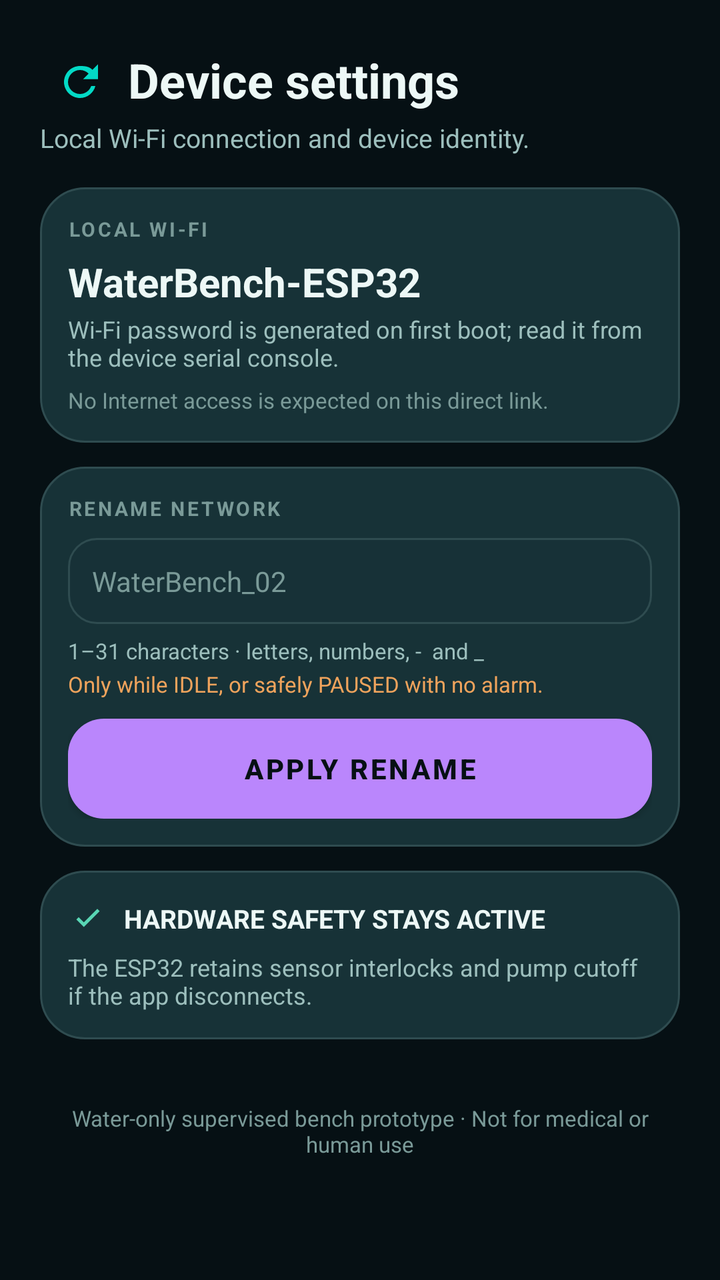
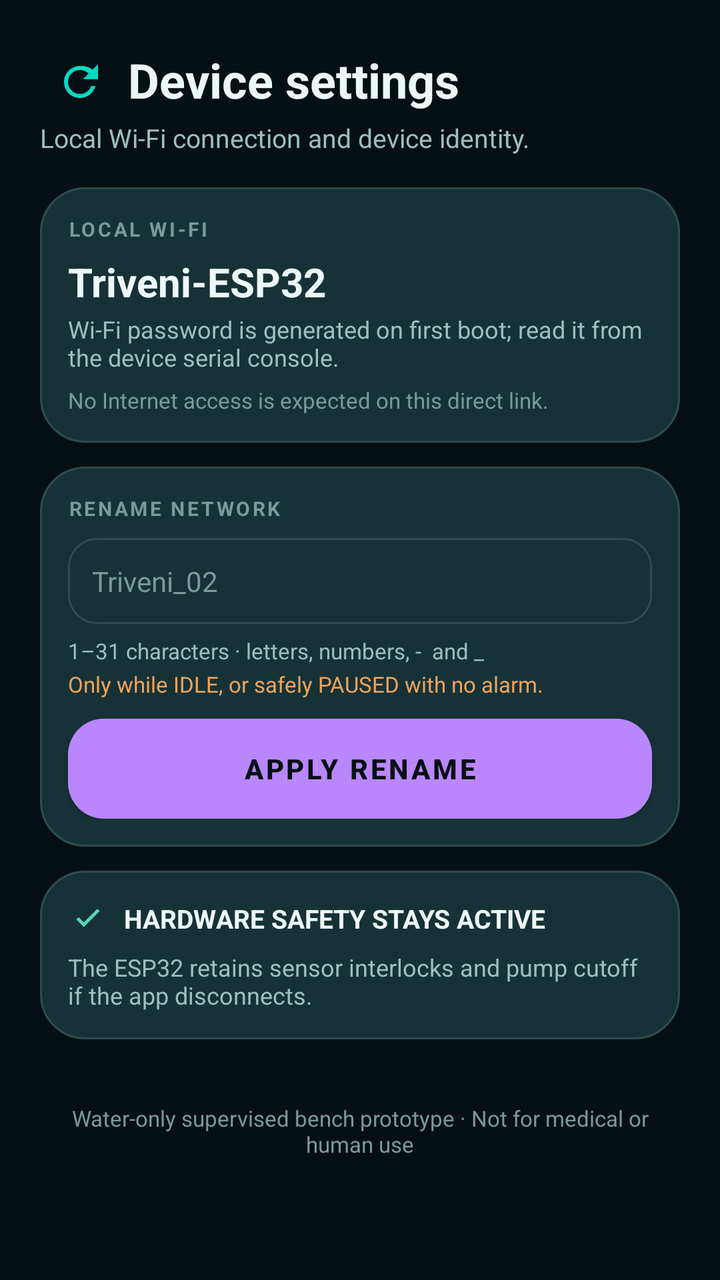

Screens rendered from an Android XML layout before and after an edit, with the pre-edit source and the edit as a unified diff.
<!-- AndroidManifest.xml: application theme Theme.WaterBench -->
<!-- res/layout/screen_device_settings.xml -->
<?xml version="1.0" encoding="utf-8"?>
<LinearLayout xmlns:android="http://schemas.android.com/apk/res/android"
    android:layout_width="match_parent"
    android:layout_height="wrap_content"
    android:orientation="vertical"
    android:padding="20dp">

    <LinearLayout android:layout_width="match_parent" android:layout_height="wrap_content"
        android:orientation="horizontal" android:gravity="center_vertical">

        <ImageButton android:id="@+id/btnBackDeviceSettings"
            android:layout_width="40dp" android:layout_height="40dp"
            android:background="?attr/selectableItemBackgroundBorderless"
            android:src="@drawable/ic_history"
            android:contentDescription="Back" />

        <TextView android:layout_width="0dp" android:layout_weight="1" android:layout_height="wrap_content"
            android:text="Device settings" android:textColor="?attr/wbTextPrimary"
            android:textSize="24sp" android:textStyle="bold" android:layout_marginStart="4dp" />
    </LinearLayout>

    <TextView android:layout_width="wrap_content" android:layout_height="wrap_content"
        android:text="@string/tagline_device_settings" android:textColor="?attr/wbTextSecondary"
        android:textSize="13sp" android:layout_marginBottom="16dp" />

    
    <LinearLayout android:layout_width="match_parent" android:layout_height="wrap_content"
        android:orientation="vertical" android:background="@drawable/card_bg"
        android:padding="14dp" android:layout_marginBottom="12dp">

        <TextView android:layout_width="wrap_content" android:layout_height="wrap_content"
            android:text="LOCAL WI-FI" android:textColor="?attr/wbTextMuted"
            android:textSize="10sp" android:letterSpacing="0.12" android:textStyle="bold" />

        <TextView android:id="@+id/tvDeviceWifiName"
            android:layout_width="wrap_content" android:layout_height="wrap_content"
            android:layout_marginTop="6dp" android:text="WaterBench-ESP32"
            android:textColor="?attr/wbTextPrimary" android:textSize="20sp" android:textStyle="bold" />

        <TextView android:layout_width="wrap_content" android:layout_height="wrap_content"
            android:layout_marginTop="2dp" android:text="Wi-Fi password is generated on first boot; read it from the device serial console."
            android:textColor="?attr/wbTextSecondary" android:textSize="12sp" />

        <TextView android:layout_width="wrap_content" android:layout_height="wrap_content"
            android:layout_marginTop="6dp" android:text="No Internet access is expected on this direct link."
            android:textColor="?attr/wbTextMuted" android:textSize="11sp" />
    </LinearLayout>

    
    <LinearLayout android:layout_width="match_parent" android:layout_height="wrap_content"
        android:orientation="vertical" android:background="@drawable/card_bg"
        android:padding="14dp" android:layout_marginBottom="12dp">

        <TextView android:layout_width="wrap_content" android:layout_height="wrap_content"
            android:text="RENAME NETWORK" android:textColor="?attr/wbTextMuted"
            android:textSize="10sp" android:letterSpacing="0.12" android:textStyle="bold" />

        <EditText android:id="@+id/etWifiName"
            android:layout_width="match_parent" android:layout_height="wrap_content"
            android:layout_marginTop="8dp" android:background="@drawable/input_bg"
            android:padding="12dp" android:hint="WaterBench_02" android:textColorHint="?attr/wbTextMuted"
            android:textColor="?attr/wbTextPrimary" android:textSize="14sp"
            android:inputType="text" android:maxLength="31" />

        <TextView android:layout_width="wrap_content" android:layout_height="wrap_content"
            android:layout_marginTop="6dp"
            android:text="1–31 characters · letters, numbers, -  and _"
            android:textColor="?attr/wbTextSecondary" android:textSize="11sp" />

        <TextView android:layout_width="wrap_content" android:layout_height="wrap_content"
            android:layout_marginTop="2dp"
            android:text="Only while IDLE, or safely PAUSED with no alarm."
            android:textColor="?attr/wbWarn" android:textSize="11sp" />

        <Button android:id="@+id/btnApplyRename"
            android:layout_width="match_parent" android:layout_height="50dp"
            android:layout_marginTop="10dp" android:background="@drawable/btn_normal"
            android:text="APPLY RENAME" android:textColor="?attr/wbBg" android:textStyle="bold" />
    </LinearLayout>

    
    <LinearLayout android:layout_width="match_parent" android:layout_height="wrap_content"
        android:orientation="vertical" android:background="@drawable/card_bg"
        android:padding="14dp" android:layout_marginBottom="12dp">

        <LinearLayout android:layout_width="match_parent" android:layout_height="wrap_content"
            android:orientation="horizontal" android:gravity="center_vertical">

            <ImageView android:layout_width="20dp" android:layout_height="20dp"
                android:src="@drawable/ic_check" android:contentDescription="check" />

            <TextView android:layout_width="0dp" android:layout_weight="1" android:layout_height="wrap_content"
                android:layout_marginStart="8dp" android:text="HARDWARE SAFETY STAYS ACTIVE"
                android:textColor="?attr/wbTextPrimary" android:textSize="13sp" android:textStyle="bold" />
        </LinearLayout>

        <TextView android:layout_width="wrap_content" android:layout_height="wrap_content"
            android:layout_marginTop="6dp"
            android:text="The ESP32 retains sensor interlocks and pump cutoff if the app disconnects."
            android:textColor="?attr/wbTextSecondary" android:textSize="12sp" />
    </LinearLayout>

    
    <LinearLayout android:id="@+id/cardRenameStatus"
        android:layout_width="match_parent" android:layout_height="wrap_content"
        android:orientation="vertical" android:background="@drawable/card_bg"
        android:padding="14dp" android:visibility="gone" android:layout_marginBottom="20dp">

        <TextView android:id="@+id/tvRenameStatus"
            android:layout_width="wrap_content" android:layout_height="wrap_content"
            android:text="The ESP32 is restarting its Wi-Fi. Join the new network name in your phone's Wi-Fi settings, then return here and check the connection."
            android:textColor="?attr/wbTextSecondary" android:textSize="12sp" />
    </LinearLayout>

    <TextView android:layout_width="match_parent" android:layout_height="wrap_content"
        android:layout_marginTop="20dp" android:gravity="center"
        android:text="Water-only supervised bench prototype · Not for medical or human use"
        android:textColor="?attr/wbTextMuted" android:textSize="11sp" />
</LinearLayout>
<!-- resources referenced by this layout -->
<resources>
  <!-- drawable btn_normal (drawable) -->
  <?xml version="1.0" encoding="utf-8"?>
  <ripple xmlns:android="http://schemas.android.com/apk/res/android"
      android:color="#33FFFFFF">
      <item>
          <shape android:shape="rectangle">
              <solid android:color="?attr/wbAccent" />
              <corners android:radius="18dp" />
          </shape>
      </item>
  </ripple>
  <!-- drawable card_bg (drawable) -->
  <?xml version="1.0" encoding="utf-8"?>
  <shape xmlns:android="http://schemas.android.com/apk/res/android"
      android:shape="rectangle">
      <solid android:color="?attr/wbSurface" />
      <corners android:radius="22dp" />
      <stroke android:width="1dp" android:color="?attr/wbSurfaceStroke" />
  </shape>
  <!-- drawable ic_check (drawable) -->
  <?xml version="1.0" encoding="utf-8"?>
  <vector xmlns:android="http://schemas.android.com/apk/res/android"
      android:width="20dp" android:height="20dp"
      android:viewportWidth="24" android:viewportHeight="24">
      <path android:fillColor="#59D6B4"
          android:pathData="M9.5,17 L5,12.5 L6.4,11.1 L9.5,14.2 L17.6,6.1 L19,7.5 Z" />
  </vector>
  <!-- drawable ic_history (drawable) -->
  <?xml version="1.0" encoding="utf-8"?>
  <vector xmlns:android="http://schemas.android.com/apk/res/android"
      android:width="24dp" android:height="24dp"
      android:viewportWidth="24" android:viewportHeight="24"
      android:tint="?attr/colorAccent">
      
      <path android:fillColor="#59D6B4"
          android:pathData="M12,5 C7.6,5 4,8.6 4,13 C4,17.4 7.6,21 12,21 C15.7,21 18.8,18.4 19.7,15 L17.6,15 C16.8,17.3 14.6,19 12,19 C8.7,19 6,16.3 6,13 C6,9.7 8.7,7 12,7 C13.7,7 15.2,7.7 16.3,8.8 L13.5,11.6 L21,11.6 L21,4.1 L18.2,6.9 C16.6,5.2 14.4,5 12,5 Z" />
  </vector>
  <!-- drawable input_bg (drawable) -->
  <?xml version="1.0" encoding="utf-8"?>
  <shape xmlns:android="http://schemas.android.com/apk/res/android"
      android:shape="rectangle">
      <solid android:color="?attr/wbInputBg" />
      <corners android:radius="14dp" />
      <stroke android:width="1dp" android:color="?attr/wbSurfaceStroke" />
  </shape>
  <string name="tagline_device_settings">Local Wi-Fi connection and device identity.</string>
  <style name="Theme.WaterBench" parent="Theme.MaterialComponents.NoActionBar">
          <item name="wbBg">#061014</item>
          <item name="wbSurface">#173237</item>
          <item name="wbSurfaceStroke">#2F4C50</item>
          <item name="wbInputBg">#141E2E33</item>
          <item name="wbChipBg">#17393C</item>
          <item name="wbNavBg">#E60B1B1E</item>
          <item name="wbNavItemBg">#26464A</item>
          <item name="wbProgressTrack">#1D3338</item>
          <item name="wbAccent">#6BE0C7</item>
          <item name="wbAccentDim">#4FB8A1</item>
          <item name="wbOnAccent">#061014</item>
          <item name="wbTextPrimary">#EDF8F6</item>
          <item name="wbTextSecondary">#9DBFBD</item>
          <item name="wbTextMuted">#7A9A98</item>
          <item name="wbDanger">#E5484D</item>
          <item name="wbDangerDim">#4A1414</item>
          <item name="wbDangerStroke">#7A1F1F</item>
          <item name="wbWarn">#EFA35C</item>
          <item name="wbWarnDim">#3E2A12</item>
          <item name="wbWarnStroke">#6B4A1E</item>
  
          <item name="android:windowBackground">#061014</item>
          <item name="android:colorPrimary">#6BE0C7</item>
          <item name="android:colorAccent">#6BE0C7</item>
          <item name="android:statusBarColor">#061014</item>
          <item name="android:navigationBarColor">#061014</item>
          <item name="colorSurface">#173237</item>
          <item name="colorOnSurface">#EDF8F6</item>
          <item name="android:windowLightStatusBar" tools:targetApi="m">false</item>
      </style>
</resources>

<!-- the commit's change to res/layout/screen_device_settings.xml (unified diff, before → after) -->
@@ -34,7 +34,7 @@
 
         <TextView android:id="@+id/tvDeviceWifiName"
             android:layout_width="wrap_content" android:layout_height="wrap_content"
-            android:layout_marginTop="6dp" android:text="WaterBench-ESP32"
+            android:layout_marginTop="6dp" android:text="Triveni-ESP32"
             android:textColor="?attr/wbTextPrimary" android:textSize="20sp" android:textStyle="bold" />
 
         <TextView android:layout_width="wrap_content" android:layout_height="wrap_content"
@@ -58,7 +58,7 @@
         <EditText android:id="@+id/etWifiName"
             android:layout_width="match_parent" android:layout_height="wrap_content"
             android:layout_marginTop="8dp" android:background="@drawable/input_bg"
-            android:padding="12dp" android:hint="WaterBench_02" android:textColorHint="?attr/wbTextMuted"
+            android:padding="12dp" android:hint="Triveni_02" android:textColorHint="?attr/wbTextMuted"
             android:textColor="?attr/wbTextPrimary" android:textSize="14sp"
             android:inputType="text" android:maxLength="31" />
 
